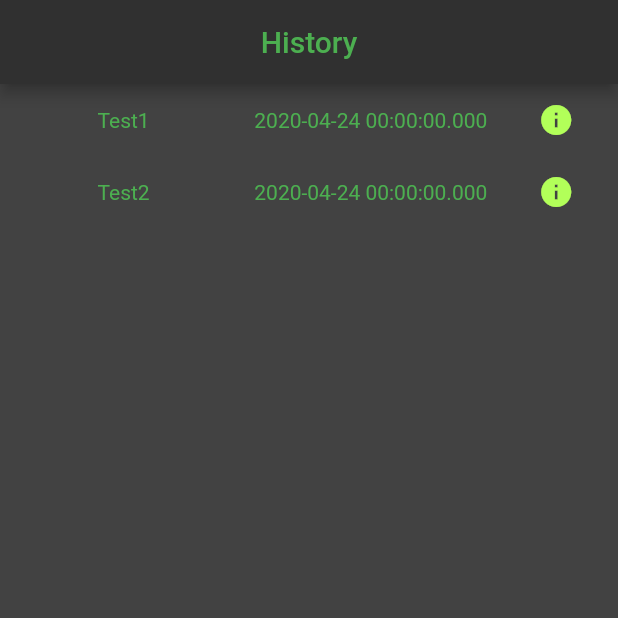
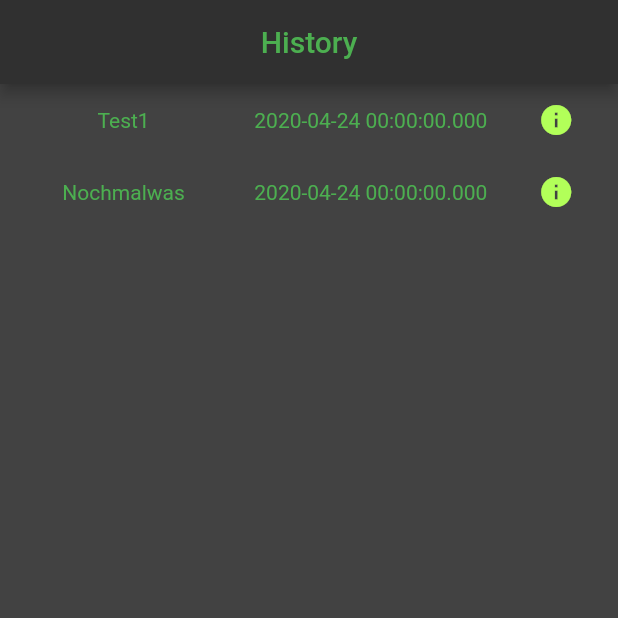
Before and after one commit to AMoll1/soundgod, a Flutter app: the Home screen opened directly, item 3 of the bottom bar chosen, on a phone screen of 412 x 824 dp, the top half of it. Run offline on Flutter 3.47's test engine with Material 2 defaults, Android fonts, the phone set to English and light mode, and no system bars; our stand-ins replace animated_text_kit; missing offline and left inert: mic_stream.

Commit message:
[UPDATE] Add Dummy to FileIO till Bug is fixed

```diff
--- a/lib/FileIO.dart
+++ b/lib/FileIO.dart
@@ -4,10 +4,11 @@ import 'dart:io';
 
 class FileIO
 {
-
+  static List<Measurement> dummy = [Measurement("Test1"), Measurement("Nochmalwas")];
   static List<Measurement> getMeasurements() //dummy Version toDo correct deserialize
   {
-    List<Measurement> retval = new List<Measurement>();
+    return dummy;
+    /*List<Measurement> retval = new List<Measurement>();
     Measurement m;
     String readcontent = "";
     new File('file.txt').readAsString().then((String contents) {
@@ -53,13 +54,14 @@ class FileIO
     });
 
      //read from JSON
-    return retval;
+    return retval;*/
   }
 
 
   static void writeMeasurement(Measurement m)//dummy Version toDo correct serialize
   {
-    var file = new File('file.txt');
+    dummy.add(m);
+    /*var file = new File('file.txt');
     var tw = file.openWrite();
 
     tw.writeln("{");
@@ -93,7 +95,7 @@ class FileIO
 
 
     // Close the IOSink to free system resources.
-    tw.close();
+    tw.close();*/
   }
 
 
--- a/lib/history.dart
+++ b/lib/history.dart
@@ -11,7 +11,7 @@ class HistoryScreen extends StatelessWidget {
   Widget build(BuildContext context) {
     //FileIO.writeMeasurement(Measurement("Name1"));
     //FileIO.writeMeasurement(Measurement("Test"));
-    measurements =  [Measurement("Test1"), Measurement("Test2")];//FileIO.getMeasurements();
+    measurements =  FileIO.getMeasurements();
     return MaterialApp(
       home: Home(),
     );
```
